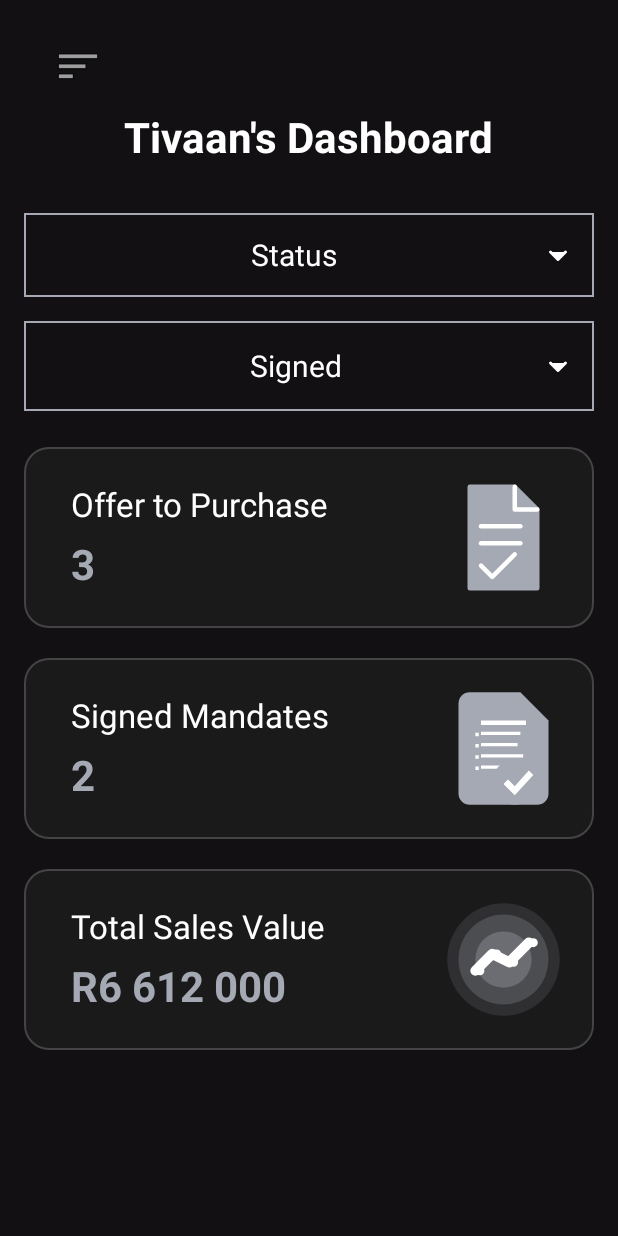
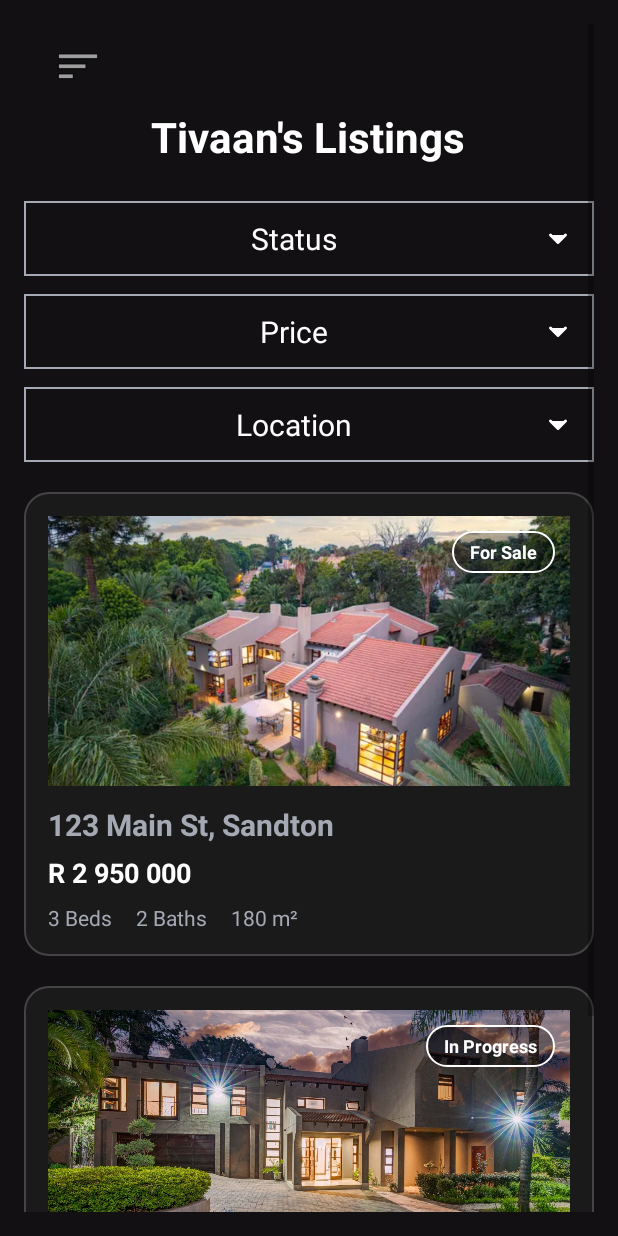
Before and after one commit to Tivaan7/brokerapp1, an Android app built with Jetpack Compose: the DashboardActivity screen opened directly, with no data from a screen before it, in the side drawer, after a tap on "Listings", on a phone screen of 412 x 824 dp. Run offline under Robolectric (Android 15) with nearby library versions, the phone set to English and light mode, and no system bars.

Commit message:
latest good
lol

```diff
--- a/app/src/main/java/com/example/brokerapp1/DashboardActivity.java
+++ b/app/src/main/java/com/example/brokerapp1/DashboardActivity.java
@@ -42,5 +42,6 @@ public class DashboardActivity extends DrawerMenuActivity {
         }
 
 
+
     }
 }
--- a/app/src/main/java/com/example/brokerapp1/DrawerMenuActivity.java
+++ b/app/src/main/java/com/example/brokerapp1/DrawerMenuActivity.java
@@ -56,7 +56,7 @@ public class DrawerMenuActivity extends AppCompatActivity implements NavigationV
         } else if (id == R.id.nav_mandates) {
             // TODO: startActivity(new Intent(this, MandatesActivity.class));
         } else if (id == R.id.nav_listings) {
-            // TODO: startActivity(new Intent(this, ListingsActivity.class));
+            startActivity(new Intent(this, ListingsActivity.class));
         }
         closeDrawer();
         return true;
--- /dev/null
+++ b/app/src/main/java/com/example/brokerapp1/ListingsActivity.java
@@ -0,0 +1,69 @@
+package com.example.brokerapp1;
+
+import android.content.Intent;
+import android.os.Bundle;
+import android.view.View;
+
+import androidx.annotation.Nullable;
+
+public class ListingsActivity extends DrawerMenuActivity {
+
+    @Override
+    protected void onCreate(@Nullable Bundle savedInstanceState) {
+        super.onCreate(savedInstanceState);
+
+        setContentLayout(R.layout.activity_listings);
+
+        if (navigationView != null) {
+            navigationView.setCheckedItem(R.id.nav_listings);
+        }
+
+        View menu = findViewById(R.id.menu_button);
+        if (menu != null) {
+            menu.setOnClickListener(v -> openDrawer());
+        }
+
+        // --- Card taps open the shared detail screen with data passed via Intent ---
+
+        View card1 = findViewById(R.id.card_listing_1);
+        if (card1 != null) {
+            card1.setOnClickListener(v -> {
+                Intent i = new Intent(this, ListingDetailActivity.class);
+                i.putExtra("imageResId", R.drawable.remax);
+                i.putExtra("status", "For Sale");
+                i.putExtra("address", "123 Main St, Sandton");
+                i.putExtra("price", "R 2 950 000");
+                i.putExtra("beds", 3);
+                i.putExtra("baths", 2);
+                i.putExtra("area", "180 m²");
+                i.putExtra("description",
+                        "A modern family home in the heart of Sandton. "
+                                + "Open-plan living spaces flow onto a covered patio and private garden. "
+                                + "Well-appointed kitchen with stone counters, separate scullery, and gas hob. "
+                                + "Main bedroom is en-suite with walk-in closet. Double automated garage, "
+                                + "24/7 access control in a sought-after estate close to top schools and shopping.");
+                startActivity(i);
+            });
+        }
+
+        View card2 = findViewById(R.id.card_listing_2);
+        if (card2 != null) {
+            card2.setOnClickListener(v -> {
+                Intent i = new Intent(this, ListingDetailActivity.class);
+                i.putExtra("imageResId", R.drawable.remax1);
+                i.putExtra("status", "In Progress");
+                i.putExtra("address", "45 Park Lane, Sandton");
+                i.putExtra("price", "R 3 450 000");
+                i.putExtra("beds", 4);
+                i.putExtra("baths", 3);
+                i.putExtra("area", "220 m²");
+                i.putExtra("description",
+                        "Executive double-storey with light-filled interiors and high ceilings. "
+                                + "Chef’s kitchen, breakfast island, and stacking doors to a manicured yard. "
+                                + "Guest suite downstairs; three bedrooms upstairs including a luxurious main suite "
+                                + "with balcony views. Staff quarters, inverter-ready, and excellent security.");
+                startActivity(i);
+            });
+        }
+    }
+}
--- /dev/null
+++ b/app/src/main/res/drawable/badge_background.xml
@@ -0,0 +1,12 @@
+<?xml version="1.0" encoding="utf-8"?>
+<shape xmlns:android="http://schemas.android.com/apk/res/android"
+    android:shape="rectangle">
+    <!-- semi-transparent black -->
+    <solid android:color="#4D000000" />
+    <!-- rounded edges -->
+    <corners android:radius="14dp" />
+    <!-- thin white border -->
+    <stroke
+        android:width="1dp"
+        android:color="@color/white" />
+</shape>
--- /dev/null
+++ b/app/src/main/res/layout/activity_listings.xml
@@ -0,0 +1,319 @@
+<?xml version="1.0" encoding="utf-8"?>
+<ScrollView xmlns:android="http://schemas.android.com/apk/res/android"
+    xmlns:app="http://schemas.android.com/apk/res-auto"
+    xmlns:tools="http://schemas.android.com/tools"
+    android:layout_width="match_parent"
+    android:layout_height="match_parent"
+    android:background="@color/dark_background"
+    android:padding="16dp">
+
+    <LinearLayout
+        android:orientation="vertical"
+        android:layout_width="match_parent"
+        android:layout_height="wrap_content"
+        android:gravity="center_horizontal"
+        android:layout_gravity="center_horizontal">
+
+        <!-- Top bar with burger -->
+        <LinearLayout
+            android:layout_width="match_parent"
+            android:layout_height="56dp"
+            android:orientation="horizontal"
+            android:gravity="center_vertical"
+            android:paddingStart="12dp"
+            android:paddingEnd="12dp">
+
+            <ImageButton
+                android:id="@+id/menu_button"
+                android:layout_width="48dp"
+                android:layout_height="48dp"
+                android:background="?attr/selectableItemBackgroundBorderless"
+                android:contentDescription="Open menu"
+                android:src="@android:drawable/ic_menu_sort_by_size" />
+
+            <View
+                android:layout_width="0dp"
+                android:layout_height="wrap_content"
+                android:layout_weight="1" />
+        </LinearLayout>
+
+        <!-- Title -->
+        <TextView
+            android:text="Tivaan's Listings"
+            android:textColor="@color/white"
+            android:textSize="28sp"
+            android:textStyle="bold"
+            android:layout_width="wrap_content"
+            android:layout_height="wrap_content"
+            android:layout_marginBottom="24dp" />
+
+        <!-- ===== 3 most relevant filters ===== -->
+        <!-- Status -->
+        <LinearLayout
+            android:layout_width="match_parent"
+            android:layout_height="50dp"
+            android:background="@drawable/fake_filter_background"
+            android:orientation="horizontal"
+            android:gravity="center_vertical"
+            android:paddingStart="16dp"
+            android:paddingEnd="12dp"
+            android:layout_marginBottom="12dp">
+
+            <TextView
+                android:text="Status"
+                android:textColor="@color/white"
+                android:textSize="20sp"
+                android:layout_width="0dp"
+                android:layout_height="match_parent"
+                android:layout_weight="1"
+                android:gravity="center" />
+
+            <ImageView
+                android:layout_width="24dp"
+                android:layout_height="24dp"
+                android:src="@drawable/ic_arrow_down"
+                android:contentDescription="Dropdown Arrow" />
+        </LinearLayout>
+
+        <!-- Price -->
+        <LinearLayout
+            android:layout_width="match_parent"
+            android:layout_height="50dp"
+            android:background="@drawable/fake_filter_background"
+            android:orientation="horizontal"
+            android:gravity="center_vertical"
+            android:paddingStart="16dp"
+            android:paddingEnd="12dp"
+            android:layout_marginBottom="12dp">
+
+            <TextView
+                android:text="Price"
+                android:textColor="@color/white"
+                android:textSize="20sp"
+                android:layout_width="0dp"
+                android:layout_height="match_parent"
+                android:layout_weight="1"
+                android:gravity="center" />
+
+            <ImageView
+                android:layout_width="24dp"
+                android:layout_height="24dp"
+                android:src="@drawable/ic_arrow_down"
+                android:contentDescription="Dropdown Arrow" />
+        </LinearLayout>
+
+        <!-- Location -->
+        <LinearLayout
+            android:layout_width="match_parent"
+            android:layout_height="50dp"
+            android:background="@drawable/fake_filter_background"
+            android:orientation="horizontal"
+            android:gravity="center_vertical"
+            android:paddingStart="16dp"
+            android:paddingEnd="12dp"
+            android:layout_marginBottom="20dp">
+
+            <TextView
+                android:text="Location"
+                android:textColor="@color/white"
+                android:textSize="20sp"
+                android:layout_width="0dp"
+                android:layout_height="match_parent"
+                android:layout_weight="1"
+                android:gravity="center" />
+
+            <ImageView
+                android:layout_width="24dp"
+                android:layout_height="24dp"
+                android:src="@drawable/ic_arrow_down"
+                android:contentDescription="Dropdown Arrow" />
+        </LinearLayout>
+
+        <!-- ===== Listing Cards (tap anywhere) ===== -->
+
+        <!-- Listing 1 -->
+        <LinearLayout
+            android:id="@+id/card_listing_1"
+            android:orientation="vertical"
+            android:layout_width="match_parent"
+            android:layout_height="wrap_content"
+            android:background="@drawable/card_background"
+            android:padding="16dp"
+            android:layout_marginBottom="20dp"
+            android:clickable="true"
+            android:focusable="true"
+            android:foreground="?attr/selectableItemBackground">
+
+            <FrameLayout
+                android:layout_width="match_parent"
+                android:layout_height="180dp"
+                android:layout_marginBottom="12dp">
+
+                <ImageView
+                    android:id="@+id/img_cover_1"
+                    android:layout_width="match_parent"
+                    android:layout_height="match_parent"
+                    android:scaleType="centerCrop"
+                    android:src="@drawable/remax"
+                    android:contentDescription="Listing Image" />
+
+                <TextView
+                    android:id="@+id/badge_status_1"
+                    android:layout_width="wrap_content"
+                    android:layout_height="28dp"
+                    android:layout_gravity="top|end"
+                    android:layout_margin="10dp"
+                    android:paddingStart="12dp"
+                    android:paddingEnd="12dp"
+                    android:gravity="center"
+                    android:text="For Sale"
+                    android:textStyle="bold"
+                    android:textSize="12sp"
+                    android:textColor="@color/white"
+                    android:background="@drawable/badge_background" />
+            </FrameLayout>
+
+            <TextView
+                android:id="@+id/txt_address_1"
+                android:text="123 Main St, Sandton"
+                android:textColor="@color/silver"
+                android:textSize="20sp"
+                android:textStyle="bold"
+                android:layout_width="wrap_content"
+                android:layout_height="wrap_content"
+                android:layout_marginBottom="6dp" />
+
+            <TextView
+                android:id="@+id/txt_price_1"
+                android:text="R 2 950 000"
+                android:textColor="@color/white"
+                android:textStyle="bold"
+                android:textSize="18sp"
+                android:layout_width="wrap_content"
+                android:layout_height="wrap_content"
+                android:layout_marginBottom="8dp" />
+
+            <LinearLayout
+                android:orientation="horizontal"
+                android:layout_width="match_parent"
+                android:layout_height="wrap_content">
+
+                <TextView
+                    android:id="@+id/txt_beds_1"
+                    android:text="3 Beds"
+                    android:textColor="@color/silver"
+                    android:layout_width="wrap_content"
+                    android:layout_height="wrap_content"
+                    android:layout_marginEnd="16dp" />
+
+                <TextView
+                    android:id="@+id/txt_baths_1"
+                    android:text="2 Baths"
+                    android:textColor="@color/silver"
+                    android:layout_width="wrap_content"
+                    android:layout_height="wrap_content"
+                    android:layout_marginEnd="16dp" />
+
+                <TextView
+                    android:id="@+id/txt_area_1"
+                    android:text="180 m²"
+                    android:textColor="@color/silver"
+                    android:layout_width="wrap_content"
+                    android:layout_height="wrap_content" />
+            </LinearLayout>
+        </LinearLayout>
+
+        <!-- Listing 2 -->
+        <LinearLayout
+            android:id="@+id/card_listing_2"
+            android:orientation="vertical"
+            android:layout_width="match_parent"
+            android:layout_height="wrap_content"
+            android:background="@drawable/card_background"
+            android:padding="16dp"
+            android:layout_marginBottom="20dp"
+            android:clickable="true"
+            android:focusable="true"
+            android:foreground="?attr/selectableItemBackground">
+
+            <FrameLayout
+                android:layout_width="match_parent"
+                android:layout_height="180dp"
+                android:layout_marginBottom="12dp">
+
+                <ImageView
+                    android:id="@+id/img_cover_2"
+                    android:layout_width="match_parent"
+                    android:layout_height="match_parent"
+                    android:scaleType="centerCrop"
+                    android:src="@drawable/remax1"
+                    android:contentDescription="Listing Image" />
+
+                <TextView
+                    android:id="@+id/badge_status_2"
+                    android:layout_width="wrap_content"
+                    android:layout_height="28dp"
+                    android:layout_gravity="top|end"
+                    android:layout_margin="10dp"
+                    android:paddingStart="12dp"
+                    android:paddingEnd="12dp"
+                    android:gravity="center"
+                    android:text="In Progress"
+                    android:textStyle="bold"
+                    android:textSize="12sp"
+                    android:textColor="@color/white"
+                    android:background="@drawable/badge_background" />
+            </FrameLayout>
+
+            <TextView
+                android:id="@+id/txt_address_2"
+                android:text="45 Park Lane, Sandton"
+                android:textColor="@color/silver"
+                android:textSize="20sp"
+                android:textStyle="bold"
+                android:layout_width="wrap_content"
+                android:layout_height="wrap_content"
+                android:layout_marginBottom="6dp" />
+
+            <TextView
+                android:id="@+id/txt_price_2"
+                android:text="R 3 450 000"
+                android:textColor="@color/white"
+                android:textStyle="bold"
+                android:textSize="18sp"
+                android:layout_width="wrap_content"
+                android:layout_height="wrap_content"
+                android:layout_marginBottom="8dp" />
+
+            <LinearLayout
+                android:orientation="horizontal"
+                android:layout_width="match_parent"
+                android:layout_height="wrap_content">
+
+                <TextView
+                    android:id="@+id/txt_beds_2"
+                    android:text="4 Beds"
+                    android:textColor="@color/silver"
+                    android:layout_width="wrap_content"
+                    android:layout_height="wrap_content"
+                    android:layout_marginEnd="16dp" />
+
+                <TextView
+                    android:id="@+id/txt_baths_2"
+                    android:text="3 Baths"
+                    android:textColor="@color/silver"
+                    android:layout_width="wrap_content"
+                    android:layout_height="wrap_content"
+                    android:layout_marginEnd="16dp" />
+
+                <TextView
+                    android:id="@+id/txt_area_2"
+                    android:text="220 m²"
+                    android:textColor="@color/silver"
+                    android:layout_width="wrap_content"
+                    android:layout_height="wrap_content" />
+            </LinearLayout>
+        </LinearLayout>
+
+    </LinearLayout>
+</ScrollView>
```
Also changed, not shown: app/src/main/AndroidManifest.xml (+7 -0 lines), app/src/main/java/com/example/brokerapp1/ListingDetailActivity.java (added, +56 -0 lines), app/src/main/res/drawable/chip_background.xml (added, +8 -0 lines), app/src/main/res/drawable/description_box.xml (added, +20 -0 lines), app/src/main/res/layout/activity_listing_detail.xml (added, +130 -0 lines), app/src/main/res/drawable/remax.png (added), app/src/main/res/drawable/remax1.jpg (added).
